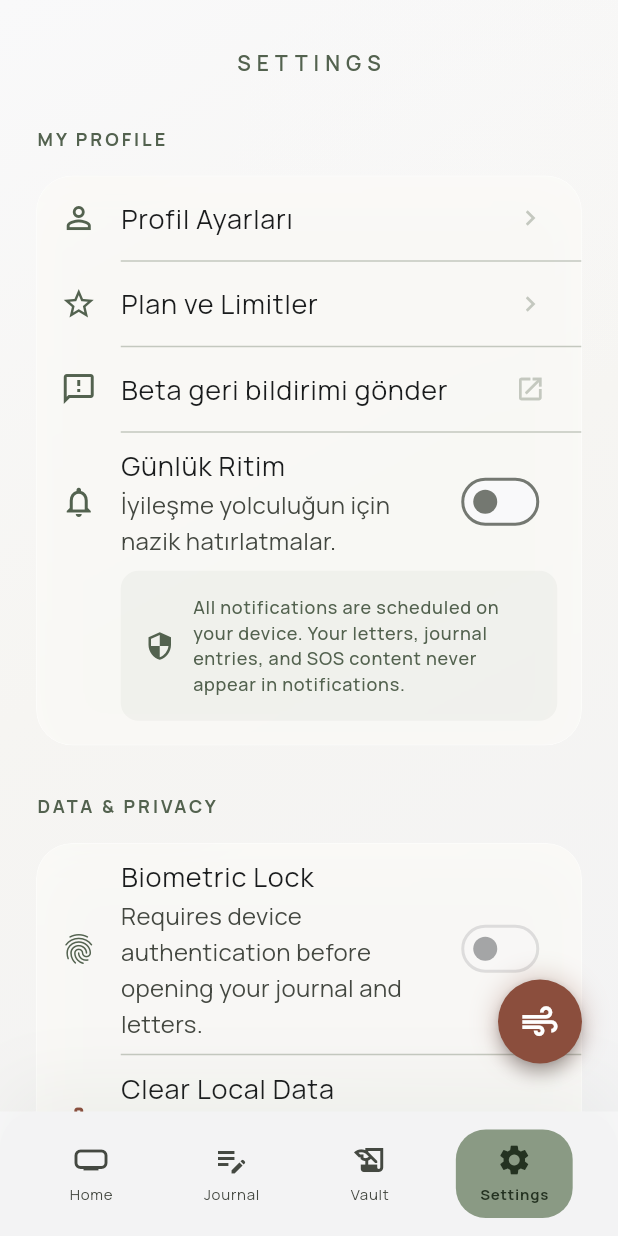
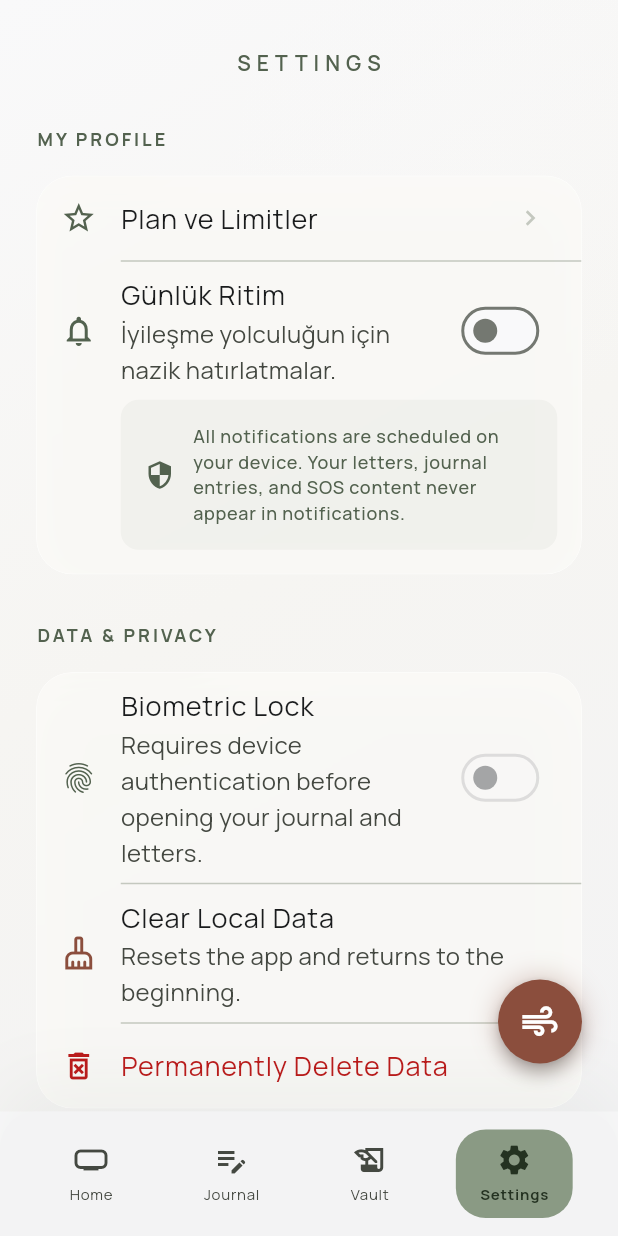
Before and after one commit to ersenbarlasai/NoContact, a Flutter app: the SettingsScreen screen opened by its route, on a phone screen of 412 x 824 dp. Run offline on Flutter 3.47's test engine with Material 3 defaults, Android fonts, the phone set to English and light mode, and no system bars; our stand-ins replace flutter_local_notifications, flutter_riverpod, flutter_secure_storage, flutter_timezone, freezed_annotation, go_router and 5 more; missing offline and left inert: local_auth_android, local_auth_darwin; accounts and stored records are empty.

Commit message:
feat: Remove Profil Ayarlari and Beta feedback from Settings screen
settings_screen.dart:
  - Removed 'Profil Ayarları' ListTile + Divider
  - Removed 'Beta geri bildirimi gönder' ListTile + Divider
  - 'Plan ve Limitler', Günlük Ritim, Veri/Gizlilik sections untouched

app_router.dart:
  - Removed /beta-feedback GoRoute (no other callers)
  - Removed '/beta-feedback' from _routeFeatureMap
  - Removed unused BetaFeedbackScreen import

Note: subscriptionGateBetaFeedback ARB keys kept (safe to leave,
no generated code references them actively) — no l10n gen errors

```diff
--- a/app/mobile/lib/app/router/app_router.dart
+++ b/app/mobile/lib/app/router/app_router.dart
@@ -6,7 +6,6 @@ import '../../features/onboarding/presentation/onboarding_screen.dart';
 import '../../features/sos/presentation/sos_screen.dart';
 import '../../features/mood_journal/presentation/mood_journal_screen.dart';
 import '../../features/settings/presentation/settings_screen.dart';
-import '../../features/settings/presentation/beta_feedback_screen.dart';
 import '../../features/splash/presentation/splash_screen.dart';
 import '../bootstrap/app_startup_controller.dart';
 import '../../features/onboarding/presentation/onboarding_controller.dart';
@@ -32,7 +31,6 @@ const _freeRouteSet = {'/splash', '/onboarding', '/', '/sos', '/subscription', '
 const _routeFeatureMap = <String, PremiumFeature>{
   '/mood-journal':   PremiumFeature.moodJournal,
   '/letters-vault':  PremiumFeature.lettersVault,
-  '/beta-feedback':  PremiumFeature.betaFeedback,
   '/recovery-path':  PremiumFeature.recoveryPath,
   '/insights':       PremiumFeature.insights,
   '/support-center': PremiumFeature.supportCenter,
@@ -143,13 +141,6 @@ final appRouter = Provider<GoRouter>((ref) {
             ),
           ),
           GoRoute(
-            path: '/beta-feedback',
-            pageBuilder: (context, state) => StillPageTransition(
-              child: const BetaFeedbackScreen(),
-              type: StillTransitionType.fadeThrough,
-            ),
-          ),
-          GoRoute(
             path: '/library',
             pageBuilder: (context, state) => StillPageTransition(
               child: const LibraryScreen(),
--- a/app/mobile/lib/features/settings/presentation/settings_screen.dart
+++ b/app/mobile/lib/features/settings/presentation/settings_screen.dart
@@ -54,24 +54,10 @@ class SettingsScreen extends ConsumerWidget {
                 child: Column(
                   children: [
                     ListTile(
-                      leading: const Icon(Icons.person_outline, color: AppColors.primary),
-                      title: const Text('Profil Ayarları'),
-                      trailing: const Icon(Icons.chevron_right, size: 20, color: AppColors.outlineVariant),
-                      onTap: () {},
-                    ),
-                    const Divider(height: 1, indent: 56),
-                    ListTile(
                       leading: const Icon(Icons.star_outline, color: AppColors.primary),
                       title: const Text('Plan ve Limitler'),
                       trailing: const Icon(Icons.chevron_right, size: 20, color: AppColors.outlineVariant),
                       onTap: () => context.push('/subscription'),
-                    ),
-                    const Divider(height: 1, indent: 56),
-                    ListTile(
-                      leading: const Icon(Icons.feedback_outlined, color: AppColors.primary),
-                      title: const Text('Beta geri bildirimi gönder'),
-                      trailing: const Icon(Icons.open_in_new, size: 20, color: AppColors.outlineVariant),
-                      onTap: () => context.push('/beta-feedback'),
                     ),
                     const Divider(height: 1, indent: 56),
                     Consumer(
```
